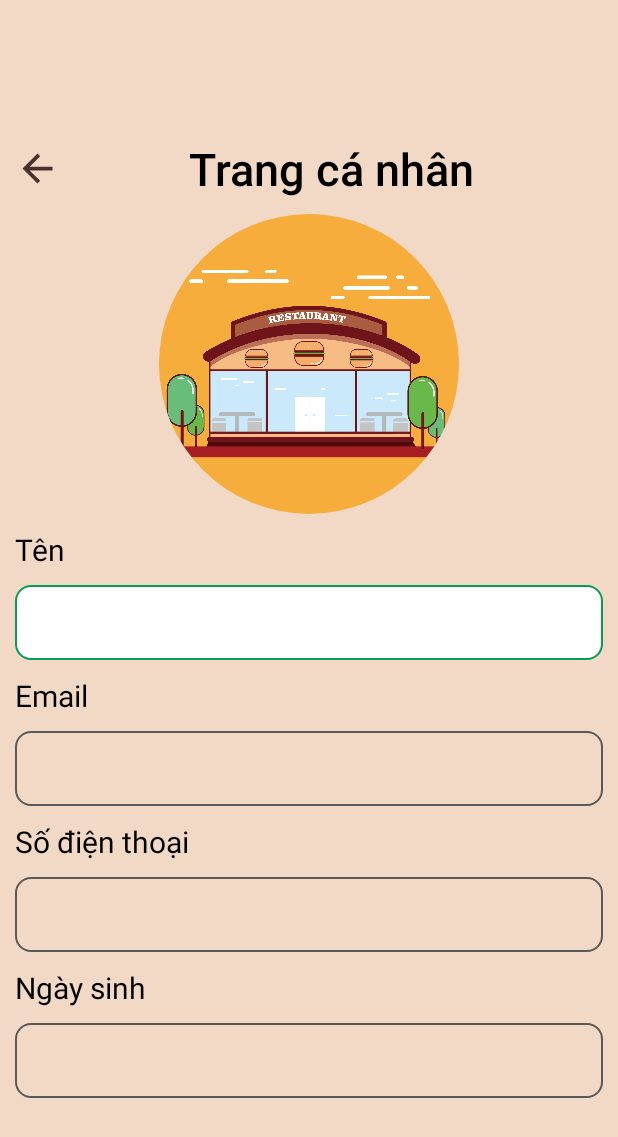
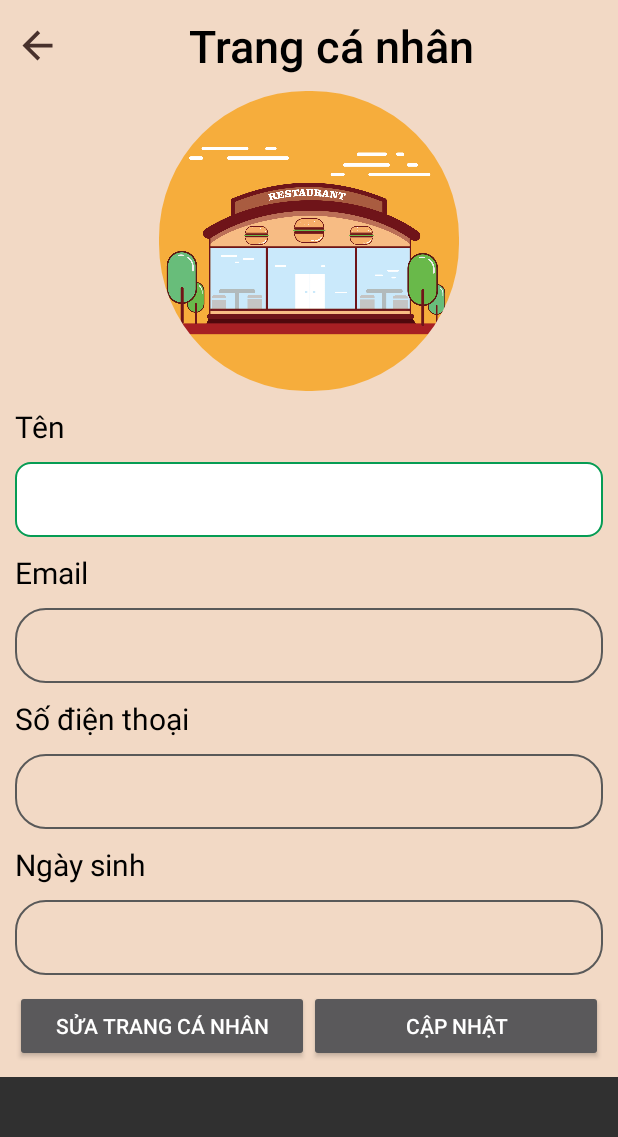
Before and after one commit to liorion-nguyen/manager-cafe, an Android app: the layout activity_profile.xml on its own in the app's theme, with its tools: preview values and no code run, on a phone screen of 412 x 824 dp. Shown: the top 1137 px of the screen. Run offline under Robolectric (Android 15) with nearby library versions, the light colour scheme and no system bars.

Commit message:
profile fix

```diff
--- a/app/src/main/AndroidManifest.xml
+++ b/app/src/main/AndroidManifest.xml
@@ -33,6 +33,9 @@
         android:supportsRtl="true"
         android:theme="@style/Theme.AppCompat.NoActionBar"
         tools:targetApi="31">
+        <activity
+            android:name=".Profile"
+            android:exported="false" />
         <activity
             android:name=".QuenMatKhauActivity"
             android:exported="false" />
--- a/app/src/main/res/drawable/custom_edittext_profile.xml
+++ b/app/src/main/res/drawable/custom_edittext_profile.xml
@@ -10,7 +10,7 @@
     <item android:state_enabled="true" >
         <shape android:shape="rectangle">
             <solid android:color="#f2d9c5"/>
-            <corners android:radius="10dp"/>
+            <corners android:radius="20dp"/>
             <stroke android:color="#595959" android:width="1dp"/>
         </shape>
     </item>
--- a/app/src/main/res/layout/activity_profile.xml
+++ b/app/src/main/res/layout/activity_profile.xml
@@ -6,6 +6,11 @@
     android:layout_width="match_parent"
     android:layout_height="match_parent"
     tools:context=".Profile">
+    <ScrollView
+        android:layout_width="match_parent"
+        android:layout_height="match_parent"
+        android:orientation="vertical"
+        >
     <LinearLayout
         android:layout_width="match_parent"
         android:layout_height="match_parent"
@@ -115,5 +120,24 @@
             android:text=""
             android:layout_width="match_parent"
             android:layout_height="50dp"/>
+        <LinearLayout
+            android:layout_width="match_parent"
+            android:layout_height="wrap_content"
+            android:layout_marginTop="10dp"
+            >
+            <Button
+                android:layout_width="match_parent"
+                android:layout_height="wrap_content"
+                android:layout_weight="1"
+                android:text="Sửa trang cá nhân"
+                />
+            <Button
+                android:layout_width="match_parent"
+                android:layout_height="wrap_content"
+                android:layout_weight="1"
+                android:text="Cập nhật"
+                />
+        </LinearLayout>
     </LinearLayout>
+    </ScrollView>
 </androidx.constraintlayout.widget.ConstraintLayout>
--- a/app/src/main/res/values/circleround_image.xml
+++ b/app/src/main/res/values/circleround_image.xml
@@ -2,6 +2,6 @@
 <resources>
     <style name="roundedImageView" >
         <item name="cornerFamily">rounded</item>
-        <item name="cornerSize">50%</item>
+        <item name="cornerSize">49%</item>
     </style>
 </resources>
```
